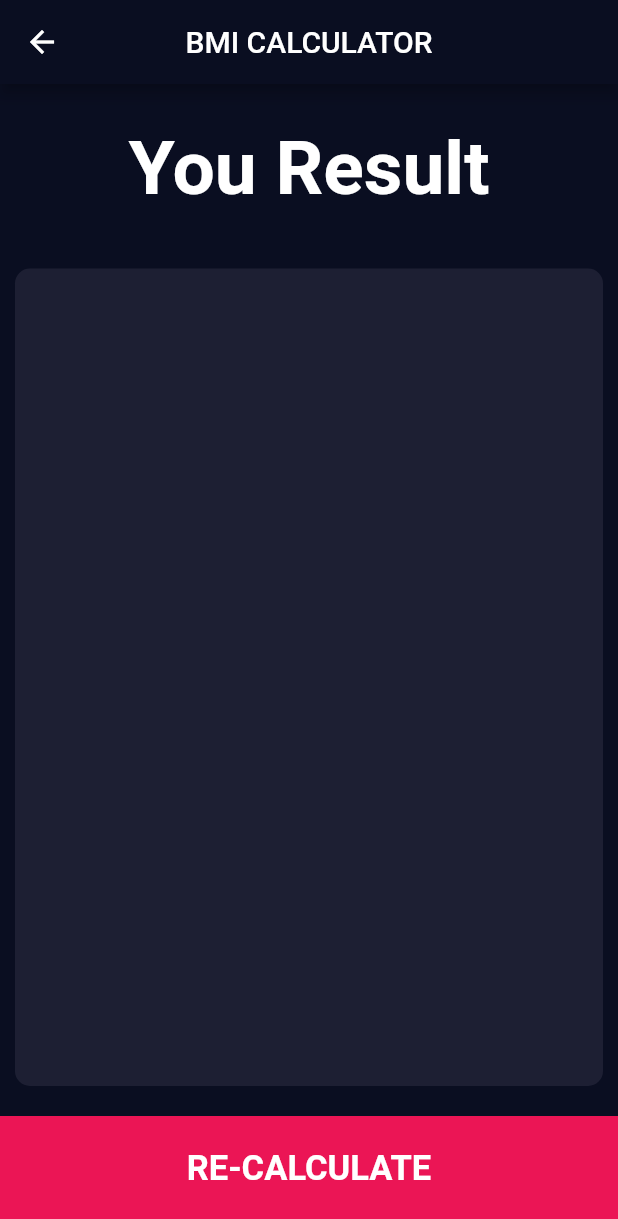
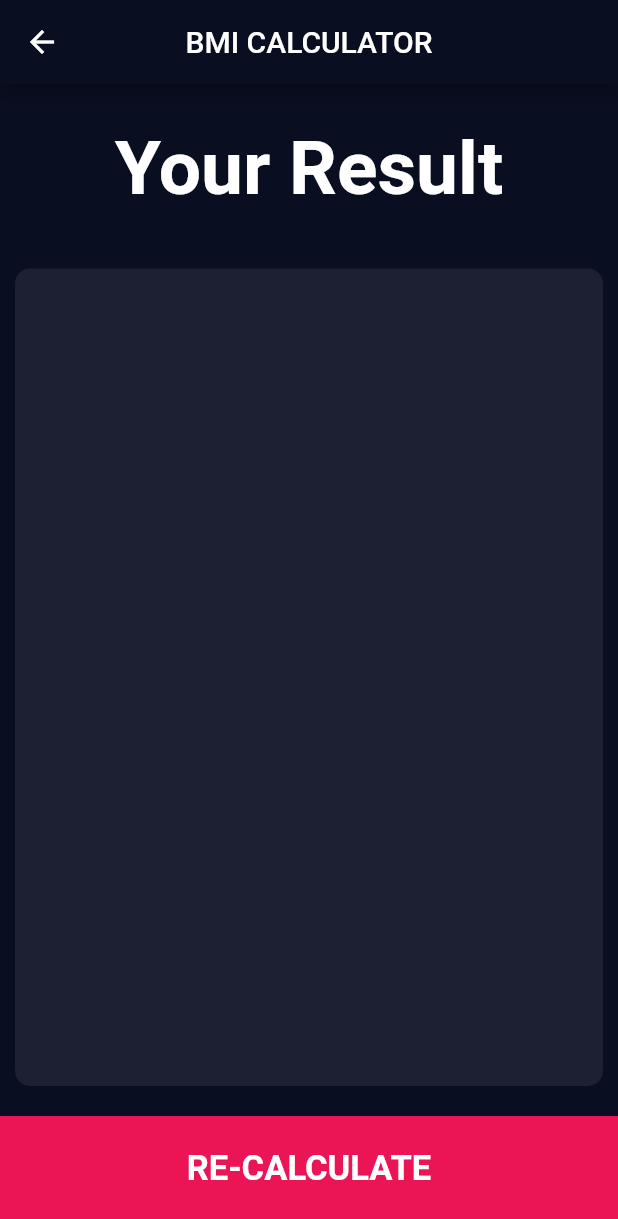
Before and after one commit to veoxer/bmi-flutter, a Flutter app: the ResultPage screen opened directly with empty values, on a phone screen of 412 x 824 dp. Shown: the top 1219 px of the screen. Run offline on Flutter 3.47's test engine with Material 2 defaults, Android fonts, the phone set to English and light mode, and no system bars; our stand-ins replace font_awesome_flutter.

Commit message:
correct typo

```diff
--- a/lib/screens/result_page.dart
+++ b/lib/screens/result_page.dart
@@ -26,7 +26,7 @@ class ResultPage extends StatelessWidget {
           Expanded(
             child: Center(
               child: Text(
-                'You Result',
+                'Your Result',
                 style: TextStyle(fontWeight: FontWeight.bold, fontSize: 50.0),
               ),
             ),
```
